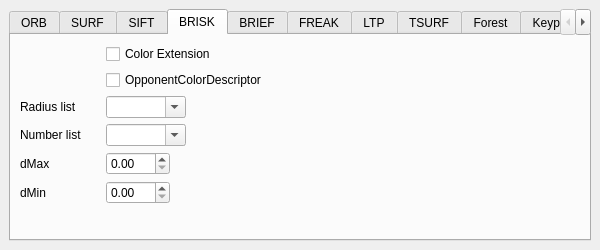
First picture: the form in src/terratrainer/ui/terra_preferences.ui, repository cogsys-tuebingen/csapex, before the edit.
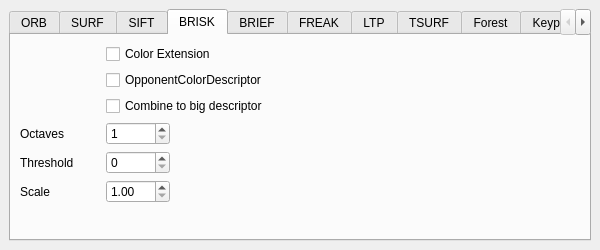
Second picture: the form after the edit. The open tabs and pages were chosen to show the change.

Commit message: almost all descriptors working, but feedback needs to be debugged

Diff of the .ui file:
```diff
--- a/src/terratrainer/ui/terra_preferences.ui
+++ b/src/terratrainer/ui/terra_preferences.ui
@@ -445,126 +445,9 @@
        <layout class="QVBoxLayout" name="verticalLayout_4">
         <item>
          <layout class="QFormLayout" name="layout_brisk">
-          <item row="1" column="1">
-           <widget class="QCheckBox" name="briskBox">
-            <property name="toolTip">
-             <string>Compute descriptors in the Opponent Color Space</string>
-            </property>
-            <property name="text">
-             <string>OpponentColorDescriptor</string>
-            </property>
-           </widget>
-          </item>
-          <item row="2" column="1">
-           <widget class="QComboBox" name="combo_radiusBrisk">
-            <property name="minimumSize">
-             <size>
-              <width>80</width>
-              <height>0</height>
-             </size>
-            </property>
-            <property name="maximumSize">
-             <size>
-              <width>64</width>
-              <height>16777215</height>
-             </size>
-            </property>
-            <property name="editable">
-             <bool>true</bool>
-            </property>
-           </widget>
-          </item>
-          <item row="2" column="0">
-           <widget class="QLabel" name="label_radiusBrisk">
-            <property name="minimumSize">
-             <size>
-              <width>80</width>
-              <height>0</height>
-             </size>
-            </property>
-            <property name="text">
-             <string>Radius list</string>
-            </property>
-           </widget>
-          </item>
-          <item row="3" column="0">
-           <widget class="QLabel" name="label_numberBrisk">
-            <property name="minimumSize">
-             <size>
-              <width>80</width>
-              <height>0</height>
-             </size>
-            </property>
-            <property name="text">
-             <string>Number list</string>
-            </property>
-           </widget>
-          </item>
-          <item row="3" column="1">
-           <widget class="QComboBox" name="combo_numberBrisk">
-            <property name="minimumSize">
-             <size>
-              <width>80</width>
-              <height>0</height>
-             </size>
-            </property>
-            <property name="maximumSize">
-             <size>
-              <width>64</width>
-              <height>16777215</height>
-             </size>
-            </property>
-            <property name="editable">
-             <bool>true</bool>
-            </property>
-           </widget>
-          </item>
-          <item row="4" column="0">
-           <widget class="QLabel" name="label_dMaxBrisk">
-            <property name="minimumSize">
-             <size>
-              <width>80</width>
-              <height>0</height>
-             </size>
-            </property>
-            <property name="text">
-             <string>dMax</string>
-            </property>
-           </widget>
-          </item>
-          <item row="4" column="1">
-           <widget class="QDoubleSpinBox" name="spinBox_dMaxBrisk">
-            <property name="maximumSize">
-             <size>
-              <width>64</width>
-              <height>16777215</height>
-             </size>
-            </property>
-           </widget>
-          </item>
-          <item row="5" column="0">
-           <widget class="QLabel" name="label_dMInBrisk">
-            <property name="minimumSize">
-             <size>
-              <width>80</width>
-              <height>0</height>
-             </size>
-            </property>
-            <property name="text">
-             <string>dMin</string>
-            </property>
-           </widget>
-          </item>
-          <item row="5" column="1">
-           <widget class="QDoubleSpinBox" name="spinBox_dMinBrisk">
-            <property name="maximumSize">
-             <size>
-              <width>64</width>
-              <height>16777215</height>
-             </size>
-            </property>
-           </widget>
-          </item>
+          <property name="fieldGrowthPolicy">
+           <enum>QFormLayout::AllNonFixedFieldsGrow</enum>
+          </property>
           <item row="0" column="1">
            <widget class="QCheckBox" name="checkBox_colExtBrisk">
             <property name="text">
@@ -572,6 +455,101 @@
             </property>
            </widget>
           </item>
+          <item row="1" column="1">
+           <widget class="QCheckBox" name="briskBox">
+            <property name="toolTip">
+             <string>Compute descriptors in the Opponent Color Space</string>
+            </property>
+            <property name="text">
+             <string>OpponentColorDescriptor</string>
+            </property>
+           </widget>
+          </item>
+          <item row="3" column="0">
+           <widget class="QLabel" name="label_octavesBrisk">
+            <property name="minimumSize">
+             <size>
+              <width>80</width>
+              <height>0</height>
+             </size>
+            </property>
+            <property name="text">
+             <string>Octaves</string>
+            </property>
+           </widget>
+          </item>
+          <item row="3" column="1">
+           <widget class="QSpinBox" name="spinBox_octavesBrisk">
+            <property name="maximumSize">
+             <size>
+              <width>64</width>
+              <height>16777215</height>
+             </size>
+            </property>
+            <property name="minimum">
+             <number>1</number>
+            </property>
+            <property name="maximum">
+             <number>10</number>
+            </property>
+           </widget>
+          </item>
+          <item row="4" column="0">
+           <widget class="QLabel" name="label_threshBrisk">
+            <property name="minimumSize">
+             <size>
+              <width>80</width>
+              <height>0</height>
+             </size>
+            </property>
+            <property name="text">
+             <string>Threshold</string>
+            </property>
+           </widget>
+          </item>
+          <item row="5" column="0">
+           <widget class="QLabel" name="label_scaleBrisk">
+            <property name="minimumSize">
+             <size>
+              <width>80</width>
+              <height>0</height>
+             </size>
+            </property>
+            <property name="text">
+             <string>Scale</string>
+            </property>
+           </widget>
+          </item>
+          <item row="4" column="1">
+           <widget class="QSpinBox" name="spinBox_threshBrisk">
+            <property name="maximumSize">
+             <size>
+              <width>64</width>
+              <height>16777215</height>
+             </size>
+            </property>
+           </widget>
+          </item>
+          <item row="5" column="1">
+           <widget class="QDoubleSpinBox" name="spinBox_scaleBrisk">
+            <property name="maximumSize">
+             <size>
+              <width>64</width>
+              <height>16777215</height>
+             </size>
+            </property>
+            <property name="minimum">
+             <double>1.000000000000000</double>
+            </property>
+           </widget>
+          </item>
+          <item row="2" column="1">
+           <widget class="QCheckBox" name="checkBox_combineBrisk">
+            <property name="text">
+             <string>Combine to big descriptor</string>
+            </property>
+           </widget>
+          </item>
          </layout>
         </item>
        </layout>
```
Left out of the diff: 377 changed lines with no effect on the pictures. The commit also changes 46 other files.
